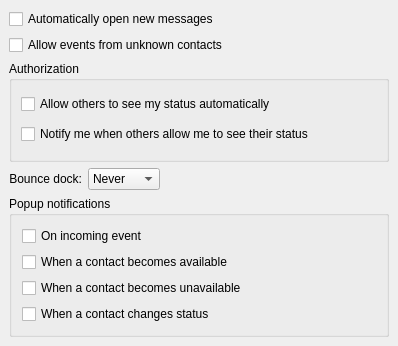
This is src/options/opt_events.ui in psi-im/psi as Qt 5 draws it before an edit. The edited form follows.
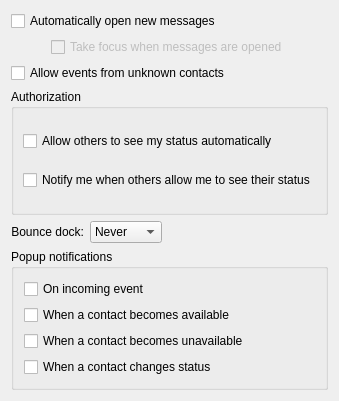
This is the edited form.

Commit message: add option to steal focus when auto-opening events

```diff
--- a/src/options/opt_events.ui
+++ b/src/options/opt_events.ui
@@ -5,20 +5,14 @@
    <rect>
     <x>0</x>
     <y>0</y>
-    <width>398</width>
-    <height>346</height>
+    <width>335</width>
+    <height>401</height>
    </rect>
   </property>
   <property name="windowTitle" >
    <string>OptEventsUI</string>
   </property>
-  <layout class="QVBoxLayout" >
-   <property name="margin" >
-    <number>9</number>
-   </property>
-   <property name="spacing" >
-    <number>6</number>
-   </property>
+  <layout class="QVBoxLayout" name="verticalLayout" >
    <item>
     <widget class="QCheckBox" name="ck_popupMsgs" >
      <property name="text" >
@@ -26,6 +20,36 @@
      </property>
     </widget>
    </item>
+   <item>
+    <layout class="QHBoxLayout" name="horizontalLayout" >
+     <item>
+      <spacer name="horizontalSpacer" >
+       <property name="orientation" >
+        <enum>Qt::Horizontal</enum>
+       </property>
+       <property name="sizeType" >
+        <enum>QSizePolicy::Fixed</enum>
+       </property>
+       <property name="sizeHint" stdset="0" >
+        <size>
+         <width>40</width>
+         <height>20</height>
+        </size>
+       </property>
+      </spacer>
+     </item>
+     <item>
+      <widget class="QCheckBox" name="ck_stealFocus" >
+       <property name="enabled" >
+        <bool>false</bool>
+       </property>
+       <property name="text" >
+        <string>Take focus when messages are opened</string>
+       </property>
+      </widget>
+     </item>
+    </layout>
+   </item>
    <item>
     <widget class="QCheckBox" name="ck_allowNonRoster" >
      <property name="text" >
@@ -64,12 +88,12 @@
    </item>
    <item>
     <layout class="QHBoxLayout" >
-     <property name="margin" >
-      <number>0</number>
-     </property>
      <property name="spacing" >
       <number>6</number>
      </property>
+     <property name="margin" >
+      <number>0</number>
+     </property>
      <item>
       <widget class="QLabel" name="lb_bounce" >
        <property name="text" >
@@ -126,9 +150,6 @@
       <property name="margin" >
        <number>10</number>
       </property>
-      <property name="spacing" >
-       <number>6</number>
-      </property>
       <item>
        <widget class="QCheckBox" name="ck_popupOnMessage" >
         <property name="text" >
```
Left out of the diff: 31 changed lines with no effect on the pictures. The commit also changes 4 other files.
